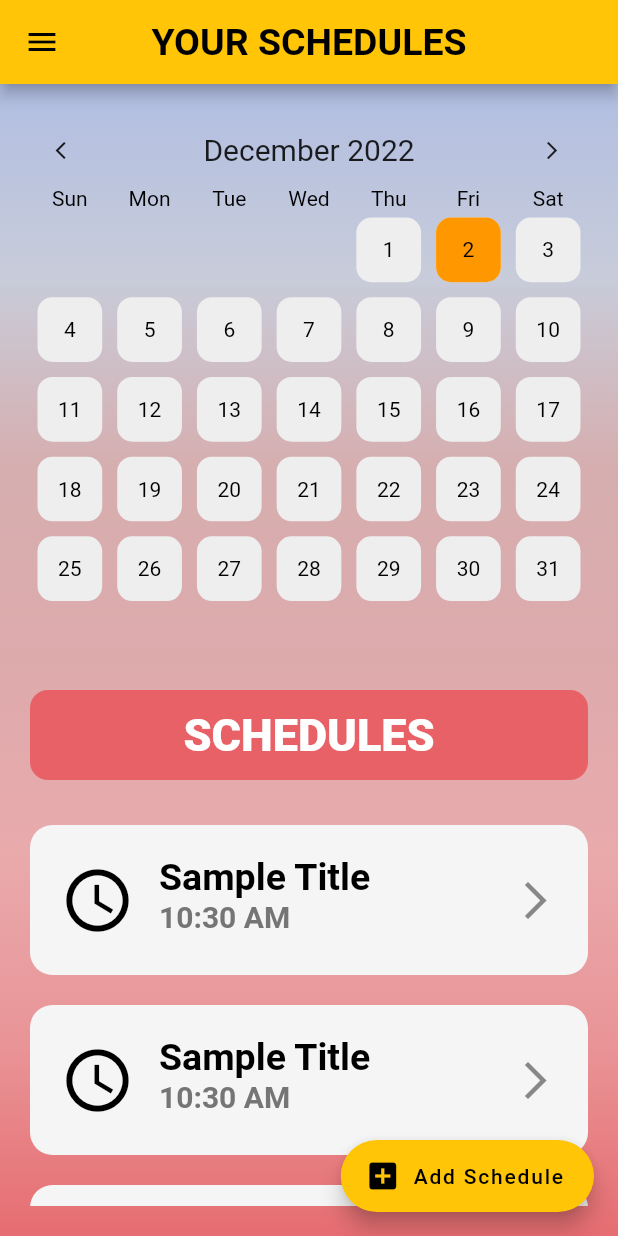
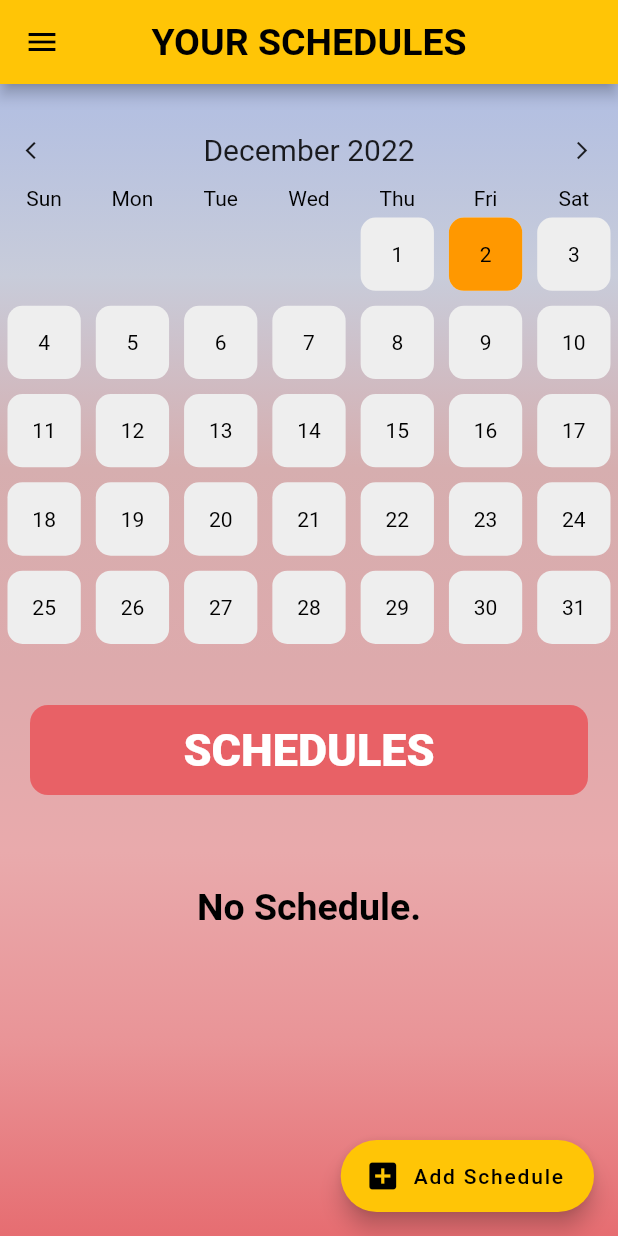
Before and after one commit to Guiaochino/ess-app, a Flutter app: the ScheduleHomePage screen opened directly, on a phone screen of 412 x 824 dp. Run offline on Flutter 3.47's test engine with Material 2 defaults, Android fonts, the light colour scheme and no system bars; drawn by our look-alikes of flutter_slidable; our stand-ins replace flutter_heatmap_calendar, flutter_speed_dial, group_button, hive_flutter; accounts and stored records are empty.

Commit message:
date onclick added

```diff
--- /dev/null
+++ b/ess_app/lib/dataList/schedules.dart
@@ -0,0 +1,46 @@
+class Schedule{
+  final String schedTitle;
+  final String schedDateTime;
+  final bool schedIsDone;
+  final String schedDetails;
+
+  const Schedule({
+    required this.schedTitle,
+    required this.schedDateTime,
+    required this.schedIsDone,
+    required this.schedDetails,
+  });
+}
+
+const scheduleList = [
+  Schedule(
+    schedTitle: 'Team Building',
+    schedDateTime: '2022-12-22 00:00:00.000',
+    schedIsDone: false,
+    schedDetails: '4Sit sint mollit enim cillum exercitation officia est pariatur. Proident ex id eu nostrud laborum incididunt ad sit est. Minim adipisicing nostrud enim consectetur. Veniam consectetur officia veniam est elit ullamco. Sunt ut ullamco magna incididunt dolor deserunt dolore',
+  ),
+  Schedule(
+    schedTitle: 'Standup Meeting',
+    schedDateTime: '2022-12-19 01:00:00.000',
+    schedIsDone: false,
+    schedDetails: '4Sit sint mollit enim cillum exercitation officia est pariatur. Proident ex id eu nostrud laborum incididunt ad sit est. Minim adipisicing nostrud enim consectetur. Veniam consectetur officia veniam est elit ullamco. Sunt ut ullamco magna incididunt dolor deserunt dolore',
+  ),
+  Schedule(
+    schedTitle: 'Dinner with fam',
+    schedDateTime: '2022-12-17 00:00:00.000',
+    schedIsDone: false,
+    schedDetails: '4Sit sint mollit enim cillum exercitation officia est pariatur. Proident ex id eu nostrud laborum incididunt ad sit est. Minim adipisicing nostrud enim consectetur. Veniam consectetur officia veniam est elit ullamco. Sunt ut ullamco magna incididunt dolor deserunt dolore',
+  ),
+  Schedule(
+    schedTitle: 'Christmas',
+    schedDateTime: '2022-12-25 00:00:00.000',
+    schedIsDone: false,
+    schedDetails: '4Sit sint mollit enim cillum exercitation officia est pariatur. Proident ex id eu nostrud laborum incididunt ad sit est. Minim adipisicing nostrud enim consectetur. Veniam consectetur officia veniam est elit ullamco. Sunt ut ullamco magna incididunt dolor deserunt dolore',
+  ),
+  Schedule(
+    schedTitle: 'Noche Buena',
+    schedDateTime: '2022-12-24 00:00:00.000',
+    schedIsDone: false,
+    schedDetails: '4Sit sint mollit enim cillum exercitation officia est pariatur. Proident ex id eu nostrud laborum incididunt ad sit est. Minim adipisicing nostrud enim consectetur. Veniam consectetur officia veniam est elit ullamco. Sunt ut ullamco magna incididunt dolor deserunt dolore',
+  ),
+];
--- a/ess_app/lib/guardian/schedule/schedule_home.dart
+++ b/ess_app/lib/guardian/schedule/schedule_home.dart
@@ -1,4 +1,7 @@
+import 'package:ess_app/dataList/schedules.dart';
+import 'package:ess_app/utils/dateTime_formatter.dart';
 import 'package:flutter/material.dart';
+import 'package:flutter_heatmap_calendar/flutter_heatmap_calendar.dart';
 import 'package:hive_flutter/hive_flutter.dart';
 
 import '../../widgets/main_drawer.dart';
@@ -19,95 +22,28 @@ class _ScheduleHomePageState extends State<ScheduleHomePage> {
 //   final _myBox = Hive.box("Schedule_Database");
 //   List thisDaySchedule = [];
 
-//   @override
-//   void initState() {
-//     // if no current sched, then 1st time ever opening the app
-//     //create default data
-//     if (_myBox.get("CURRENT_SCHEDULE_LIST") == null) {
-//       db.createDefaultData();
-//       print("no saved data");
-//     }
-//     //if theres an existing data, load it
-//     else {
-//       db.loadData();
-//       print(db.ScheduleList);
-//     }
-//     super.initState();
-//   }
+  @override
+  void initState() {
+    final filteredDates = scheduleList.where((schedule) {
+      final dateTime = extractDatefromDTString(schedule.schedDateTime);
+      final input = extractDatefromDTString(DateTime.now().toString());
+      return dateTime.contains(input);
 
-//   // firstDate
-//   DateTime FirstDate() {
-//     DateTime fetchedDate;
-//     DateTime firstDate = DateTime.now();
-//     print(db.ScheduleList);
-//     for (var i = 0; i < db.ScheduleList.length; i++) {
-//       fetchedDate = parseStringToDate(db.ScheduleList[i][3]);
-//       if (fetchedDate.isBefore(firstDate)) {
-//         firstDate = fetchedDate;
-//         print('$fetchedDate aaaaaaa');
-//       }
-//     }
-//     print('first date is, $firstDate');
-//     return firstDate;
-//   }
+    }).toList();
+    print(filteredDates);
+    setState(() {
+      schedules = filteredDates;
+    });
+    super.initState();
+  }
 
-//   //clicked date events getter
-//   List showClickedDateEvents(DateTime clickedDate) {
-//     List thisDaySchedule = [];
-//     for (var i = 0; i < db.ScheduleList.length; i++) {
-//       DateTime fetchedDate = parseStringToDate(db.ScheduleList[i][3]);
-//       if (fetchedDate.difference(clickedDate).inDays == 0) {
-//         thisDaySchedule.add(db.ScheduleList[i]);
-//       }
-//     }
-//     return thisDaySchedule;
-//   }
 
-//event done controller
-  bool eventDone = false;
-//checkbox tapper
-  // void checkBoxTapped(bool? value, int index) {
-  //   setState(() {
-  //     db.ScheduleList[index][2] = value!;
-  //   });
-  //   db.updateDataBase();
-  // }
 
-// //delete schedule
-//   void deleteSchedule(int index) {
-//     setState(() {
-//       db.ScheduleList.removeAt(index);
-//       db.updateDataBase();
-//     });
-//   }
 
-  List ScheduleList = [
-      //datetime format is dd-mm-yyyy hh:mm:ss
-      [
-        'sched 1',
-        '2Sit sint mollit enim cillum exercitation officia est pariatur. Proident ex id eu nostrud laborum incididunt ad sit est. Minim adipisicing nostrud enim consectetur. Veniam consectetur officia veniam est elit ullamco. Sunt ut ullamco magna incididunt dolor deserunt dolore eu duis enim. Eiusmod pariatur fugiat do veniam.',
-        false,
-        '13-12-2022 23:58:44',
-      ],
-      [
-        'sched 2',
-        '1Sit sint mollit enim cillum exercitation officia est pariatur. Proident ex id eu nostrud laborum incididunt ad sit est. Minim adipisicing nostrud enim consectetur. Veniam consectetur officia veniam est elit ullamco. Sunt ut ullamco magna incididunt dolor deserunt dolore eu duis enim. Eiusmod pariatur fugiat do veniam.',
-        false,
-        '22-09-2022 12:39:20',
-      ],
-      [
-        'sched 3',
-        '3Sit sint mollit enim cillum exercitation officia est pariatur. Proident ex id eu nostrud laborum incididunt ad sit est. Minim adipisicing nostrud enim consectetur. Veniam consectetur officia veniam est elit ullamco. Sunt ut ullamco magna incididunt dolor deserunt dolore eu duis enim. Eiusmod pariatur fugiat do veniam.',
-        false,
-        '12-06-2022 23:23:44',
-      ],
-      [
-        'sched 4',
-        '4Sit sint mollit enim cillum exercitation officia est pariatur. Proident ex id eu nostrud laborum incididunt ad sit est. Minim adipisicing nostrud enim consectetur. Veniam consectetur officia veniam est elit ullamco. Sunt ut ullamco magna incididunt dolor deserunt dolore eu duis enim. Eiusmod pariatur fugiat do veniam.',
-        false,
-        '12-25-2020 12:58:44',
-      ],
-    ];
+
+
+  List<Schedule> schedules = scheduleList;
+  DateTime dateClicked = DateTime.now();
   @override
   Widget build(BuildContext context) {
     return Scaffold(
@@ -148,7 +84,41 @@ class _ScheduleHomePageState extends State<ScheduleHomePage> {
         )),
         child: Column(
           children: [
-            Expanded(flex: 1, child: MonthlySummary()),
+            SizedBox(height: 20),
+            Expanded(
+              flex: 1,
+              child: HeatMapCalendar(
+                initDate: DateTime.now(),
+                datasets: {
+                  DateTime(2022, 12, 2): 3,
+                },
+                margin: EdgeInsets.all(5),
+                colorMode: ColorMode.color,
+                borderRadius: 10,
+                defaultColor: Colors.grey[200],
+                textColor: Colors.black,
+                showColorTip: false,
+                size: 40,
+                monthFontSize: 20,
+                weekFontSize: 14,
+                weekTextColor: Colors.black,
+                flexible: true,
+                colorsets: const {
+                  1: Colors.red,
+                  2: Colors.lightBlue,
+                  3: Colors.orange,
+                  5: Colors.yellow,
+                  7: Colors.green,
+                  9: Colors.blue,
+                  11: Colors.indigo,
+                  13: Colors.purple,
+                },
+                onClick: (value){
+                  //date clicked
+                  filterDate(value.toString());
+                },
+              )
+            ),
             Expanded(
               flex: 1,
               child: Padding(
@@ -180,11 +150,30 @@ class _ScheduleHomePageState extends State<ScheduleHomePage> {
                       ),
                       Expanded(
                         child: Container(
-                            child: ListView.builder(
+                          child: schedules.isEmpty?
+                          Column(
+                            children: [
+                              SizedBox(height: 40),
+                              Text(
+                                'No Schedule.',
+                                style: TextStyle(
+                                    color: Colors.black,
+                                    fontWeight: FontWeight.bold,
+                                    fontSize: 25),
+                              ),
+                            ],
+                          )
+                          :ListView.builder(
                           shrinkWrap: true,
-                          itemCount: 4,
+                          itemCount: schedules.length,
                           itemBuilder: (context, index) {
-                            return ScheduleTabListView();
+                            final schedule = schedules[index];
+                            return ScheduleTabListView(
+                              title: schedule.schedTitle,
+                              dateTime: schedule.schedDateTime,
+                              details: schedule.schedDetails,
+                            );
+
                           },
                         )),
                       )
@@ -198,4 +187,20 @@ class _ScheduleHomePageState extends State<ScheduleHomePage> {
       ),
     );
   }
+
+  //schedule getter on date click
+  void filterDate(String query){
+    final filteredDates = scheduleList.where((schedule) {
+      final dateTime = extractDatefromDTString(schedule.schedDateTime);
+      print('dateTime $dateTime');
+      final input = extractDatefromDTString(query);
+      print("Input $input");
+      return dateTime.contains(input);
+
+    }).toList();
+    print(filteredDates);
+    setState(() {
+      schedules = filteredDates;
+    });
+  }
 }
--- a/ess_app/lib/widgets/schedule_monthly_summary.dart
+++ b/ess_app/lib/widgets/schedule_monthly_summary.dart
@@ -1,3 +1,4 @@
+import 'package:ess_app/guardian/schedule/schedule_home.dart';
 import 'package:flutter/material.dart';
 import 'package:flutter_heatmap_calendar/flutter_heatmap_calendar.dart';
 import 'package:hive_flutter/hive_flutter.dart';
@@ -93,7 +94,7 @@ class _MonthlySummaryState extends State<MonthlySummary> {
             13: Colors.purple,
           },
           onClick: (value) {
-            // clickedDate = value;
+
           },
         ),
       ),
```
Also changed, not shown: ess_app/lib/utils/dateTime_formatter.dart (added, +106 -0 lines), ess_app/lib/widgets/schedule_tab_listview.dart (+9 -9 lines).
